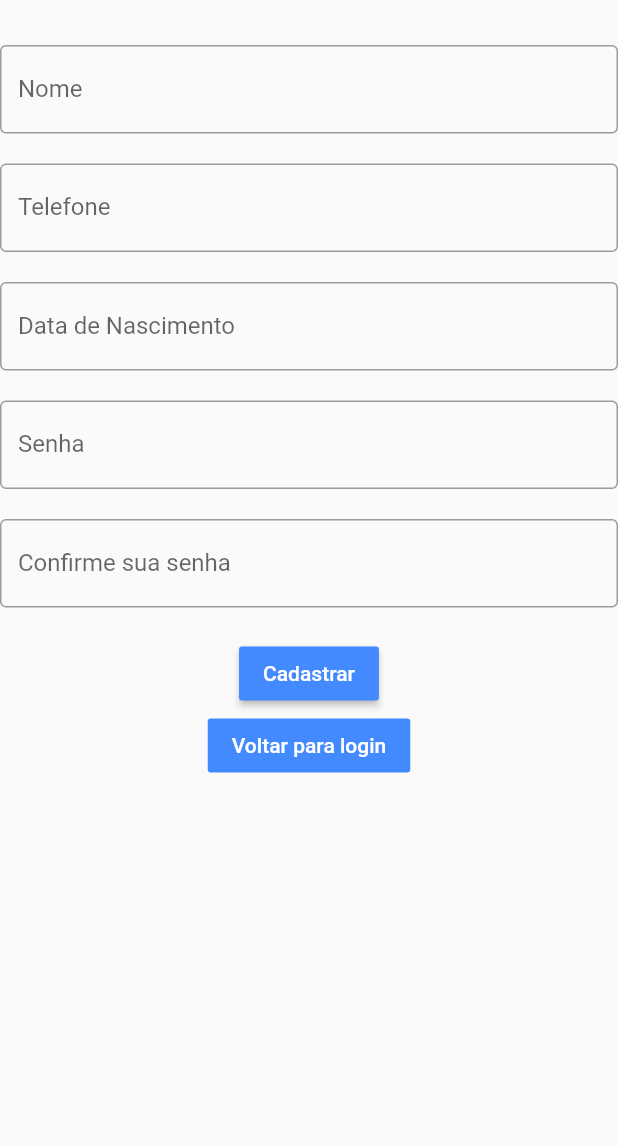
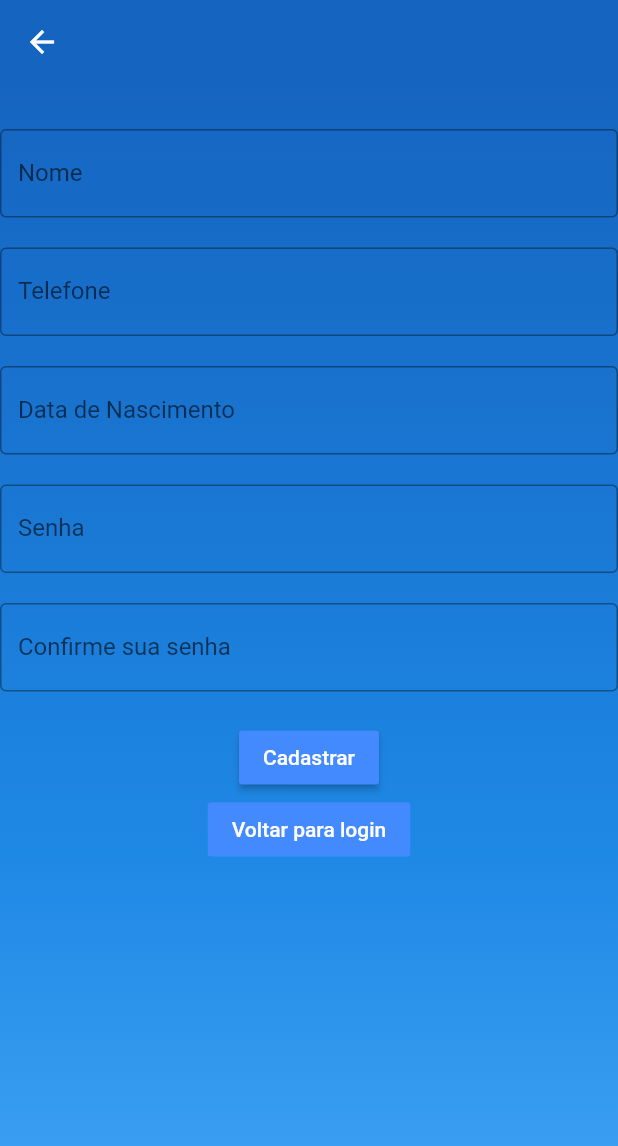
Before and after one commit to kFurlan/SmartHome, a Flutter app: the RegisterPage screen opened directly, on a phone screen of 412 x 824 dp. Shown: the top 1146 px of the screen. Run offline on Flutter 3.47's test engine with Material 2 defaults, Android fonts, the phone set to English and light mode, and no system bars; our stand-ins replace bloc, built_collection, built_value, equatable, flutter_bloc; generated files the repository leaves out were written again.

Commit message:
Atualizado design de página de login e registro

```diff
--- /dev/null
+++ b/app/lib/pages/auth/register_page.dart
@@ -0,0 +1,102 @@
+import 'package:flutter/material.dart';
+
+class RegisterPage extends StatefulWidget {
+  @override
+  RegisterPageState createState() => RegisterPageState();
+}
+
+class RegisterPageState extends State<RegisterPage> {
+  @override
+  Widget build(BuildContext context) {
+    return new Scaffold(
+        appBar: AppBar(
+          backgroundColor: Colors.blue[800],
+          elevation: 0,
+        ),
+        body: Container(
+            decoration: BoxDecoration(
+                gradient: LinearGradient(
+                    begin: Alignment.topCenter,
+                    end: Alignment.bottomCenter,
+                    colors: [
+                  // Colors are easy thanks to Flutter's Colors class.
+                  Colors.blue[800],
+                  Colors.blue[700],
+                  Colors.blue[600],
+                  Colors.blue[400],
+                ])),
+            child: new Form(
+              child: Column(
+                children: <Widget>[
+                  SizedBox(
+                    height: 30.0,
+                  ),
+                  // gamb para deixar texto mais para baixo
+                  TextField(
+                    decoration: InputDecoration(
+                      labelText: "Nome",
+                      border: new OutlineInputBorder(
+                          borderSide: new BorderSide(color: Colors.yellow)),
+                    ),
+                  ),
+                  Padding(
+                    padding: const EdgeInsets.all(10.0),
+                  ),
+                  TextField(
+                    decoration: InputDecoration(
+                      labelText: "Telefone",
+                      border: new OutlineInputBorder(
+                          borderSide: new BorderSide(color: Colors.yellow)),
+                    ),
+                  ),
+                  Padding(
+                    padding: const EdgeInsets.all(10.0),
+                  ),
+                  TextField(
+                    decoration: InputDecoration(
+                      labelText: "Data de Nascimento",
+                      border: new OutlineInputBorder(
+                          borderSide: new BorderSide(color: Colors.yellow)),
+                    ),
+                  ),
+                  Padding(
+                    padding: const EdgeInsets.all(10.0),
+                  ),
+                  TextField(
+                    decoration: InputDecoration(
+                      labelText: "Senha",
+                      border: new OutlineInputBorder(
+                          borderSide: new BorderSide(color: Colors.yellow)),
+                    ),
+                    obscureText: true,
+                  ),
+                  Padding(
+                    padding: const EdgeInsets.all(10.0),
+                  ),
+                  TextField(
+                    decoration: InputDecoration(
+                      labelText: "Confirme sua senha",
+                      border: new OutlineInputBorder(
+                          borderSide: new BorderSide(color: Colors.yellow)),
+                    ),
+                    obscureText: true,
+                  ),
+                  Padding(
+                    padding: const EdgeInsets.all(10.0),
+                  ),
+                  RaisedButton(
+                      onPressed: () {},
+                      textColor: Colors.white,
+                      color: Colors.blueAccent,
+                      child: new Text("Cadastrar")),
+                  FlatButton(
+                    onPressed: () {},
+                    textColor: Colors.white,
+                    child: new Text("Voltar para login"),
+                    color: Colors.blueAccent,
+                  )
+                ],
+              ),
+            )));
+  }
+}
--- a/app/lib/registro.dart
+++ /dev/null
@@ -1,84 +0,0 @@
-
-import 'package:flutter/material.dart';
-
-class RegisterPage extends StatelessWidget {
-  @override
-  Widget build(BuildContext context) {
-    // ThemeData(
-    //   primaryColor: Colors.blue
-    // );
-    return Form(
-        child: Column(
-
-    children: <Widget>[
-      SizedBox(
-        height: 30.0,
-      ), // gamb para deixar texto mais para baixo
-      TextField(
-        decoration: InputDecoration(
-          labelText: "Nome" ,
-          border: new OutlineInputBorder(
-              borderSide: new BorderSide(color: Colors.yellow)),
-        ),
-      ),
-      Padding(
-        padding: const EdgeInsets.all(10.0),
-      ),
-      TextField(
-        decoration: InputDecoration(
-          labelText: "Telefone",
-          border: new OutlineInputBorder(
-              borderSide: new BorderSide(color: Colors.yellow)),
-        ),
-      ),
-      Padding(
-        padding: const EdgeInsets.all(10.0),
-      ),
-      TextField(
-        decoration: InputDecoration(
-          labelText: "Data de Nascimento",
-          border: new OutlineInputBorder(
-              borderSide: new BorderSide(color: Colors.yellow)),
-        ),
-      ),
-      Padding(
-        padding: const EdgeInsets.all(10.0),
-      ),
-      TextField(
-        decoration: InputDecoration(
-          labelText: "Senha",
-          border: new OutlineInputBorder(
-              borderSide: new BorderSide(color: Colors.yellow)),
-        ),
-        obscureText: true,
-      ),
-      Padding(
-        padding: const EdgeInsets.all(10.0),
-      ),
-      TextField(
-        decoration: InputDecoration(
-          labelText: "Confirme sua senha",
-          border: new OutlineInputBorder(
-              borderSide: new BorderSide(color: Colors.yellow)),
-        ),
-        obscureText: true,
-      ),
-      Padding(
-        padding: const EdgeInsets.all(10.0),
-      ),
-      RaisedButton(
-          onPressed: () {},
-          textColor: Colors.white,
-          color: Colors.blueAccent,
-          child: new Text("Cadastrar")),
-      FlatButton(
-        onPressed: () {},
-        textColor: Colors.white,
-        child: new Text("Voltar para login"),
-        color: Colors.blueAccent,
-      )
-    ],
-        ),
-      );
-  }
-}
```
Also changed, not shown: app/lib/main.dart (+3 -34 lines), app/lib/pages/auth/login_page.dart (+32 -1 lines), app/lib/pages/auth/login_page_2.dart (deleted, +0 -105 lines).
